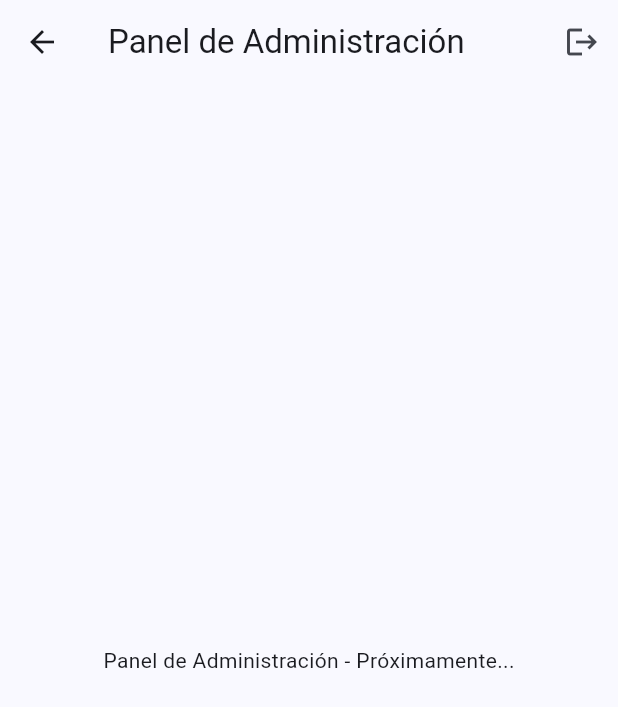
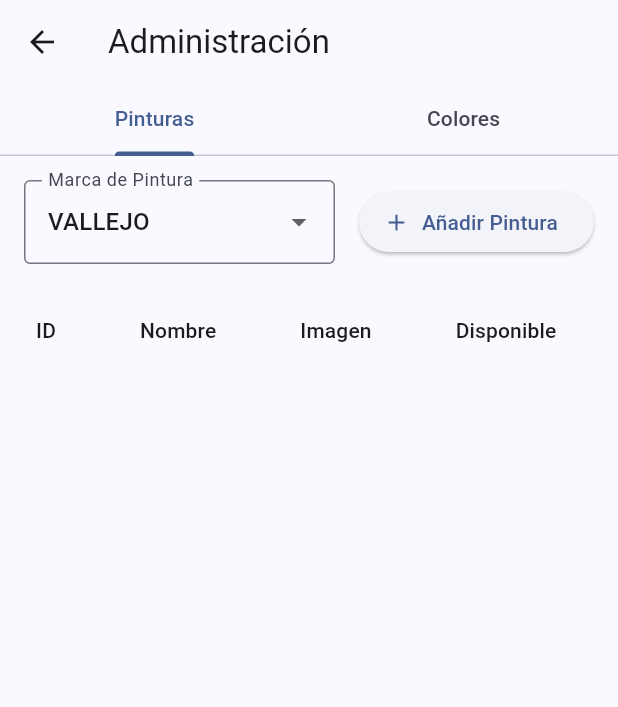
Before and after one commit to jruiznavarro/my_little_canva, a Flutter app: the AdminPage screen opened directly, on a phone screen of 412 x 824 dp. Shown: the top 707 px of the screen. Run offline on Flutter 3.47's test engine with Material 3 defaults, Android fonts, the phone set to English and light mode, and no system bars; our stand-ins replace cloud_firestore, dartz, equatable, firebase_auth, firebase_core, flutter_riverpod and 9 more; accounts and stored records are empty; generated files the repository leaves out were written again.

Commit message:
pestaña pinturas añadir pinturas lista pinturas

```diff
--- /dev/null
+++ b/lib/features/admin/presentation/pages/admin_page.dart
@@ -0,0 +1,50 @@
+import 'package:flutter/material.dart';
+import 'package:flutter_riverpod/flutter_riverpod.dart';
+import '../widgets/paintings_tab.dart';
+import '../widgets/colors_tab.dart';
+
+class AdminPage extends ConsumerStatefulWidget {
+  const AdminPage({super.key});
+
+  @override
+  ConsumerState<AdminPage> createState() => _AdminPageState();
+}
+
+class _AdminPageState extends ConsumerState<AdminPage> with SingleTickerProviderStateMixin {
+  late TabController _tabController;
+
+  @override
+  void initState() {
+    super.initState();
+    _tabController = TabController(length: 2, vsync: this);
+  }
+
+  @override
+  void dispose() {
+    _tabController.dispose();
+    super.dispose();
+  }
+
+  @override
+  Widget build(BuildContext context) {
+    return Scaffold(
+      appBar: AppBar(
+        title: const Text('Administración'),
+        bottom: TabBar(
+          controller: _tabController,
+          tabs: const [
+            Tab(text: 'Pinturas'),
+            Tab(text: 'Colores'),
+          ],
+        ),
+      ),
+      body: TabBarView(
+        controller: _tabController,
+        children: const [
+          PaintingsTab(),
+          ColorsTab(),
+        ],
+      ),
+    );
+  }
+}
--- /dev/null
+++ b/lib/features/admin/presentation/widgets/paintings_tab.dart
@@ -0,0 +1,68 @@
+import 'package:flutter/material.dart';
+import 'package:flutter_riverpod/flutter_riverpod.dart';
+import '../pages/add_painting_page.dart';
+import 'package:my_little_canva/features/admin/presentation/widgets/paintings_table.dart';
+
+class PaintingsTab extends StatefulWidget {
+  const PaintingsTab({super.key});
+
+  @override
+  State<PaintingsTab> createState() => _PaintingsTabState();
+}
+
+class _PaintingsTabState extends State<PaintingsTab> {
+  PaintBrand _selectedBrand = PaintBrand.vallejo;
+
+  @override
+  Widget build(BuildContext context) {
+    return Column(
+      children: [
+        Padding(
+          padding: const EdgeInsets.all(16.0),
+          child: Row(
+            children: [
+              Expanded(
+                child: DropdownButtonFormField<PaintBrand>(
+                  value: _selectedBrand,
+                  decoration: const InputDecoration(
+                    labelText: 'Marca de Pintura',
+                    border: OutlineInputBorder(),
+                  ),
+                  items: PaintBrand.values.map((brand) {
+                    return DropdownMenuItem(
+                      value: brand,
+                      child: Text(brand.name.toUpperCase()),
+                    );
+                  }).toList(),
+                  onChanged: (value) {
+                    setState(() {
+                      _selectedBrand = value!;
+                    });
+                  },
+                ),
+              ),
+              const SizedBox(width: 16),
+              ElevatedButton.icon(
+                onPressed: () {
+                  Navigator.push(
+                    context,
+                    MaterialPageRoute(
+                      builder: (context) => AddPaintingPage(
+                        initialBrand: _selectedBrand,
+                      ),
+                    ),
+                  );
+                },
+                icon: const Icon(Icons.add),
+                label: const Text('Añadir Pintura'),
+              ),
+            ],
+          ),
+        ),
+        Expanded(
+          child: PaintingsTable(selectedBrand: _selectedBrand),
+        ),
+      ],
+    );
+  }
+}
--- /dev/null
+++ b/lib/features/admin/presentation/widgets/paintings_table.dart
@@ -0,0 +1,100 @@
+import 'package:flutter/material.dart';
+import 'package:cloud_firestore/cloud_firestore.dart';
+import 'package:my_little_canva/features/admin/presentation/pages/add_painting_page.dart';
+
+class PaintingsTable extends StatelessWidget {
+  final PaintBrand selectedBrand;
+
+  const PaintingsTable({
+    super.key,
+    required this.selectedBrand,
+  });
+
+  @override
+  Widget build(BuildContext context) {
+    return StreamBuilder<QuerySnapshot>(
+      stream: FirebaseFirestore.instance
+          .collection('paintings')
+          .doc(selectedBrand.name)
+          .collection('items')
+          .orderBy('name')
+          .snapshots(),
+      builder: (context, snapshot) {
+        if (snapshot.hasError) {
+          return Center(
+            child: Text('Error: ${snapshot.error}'),
+          );
+        }
+
+        if (snapshot.connectionState == ConnectionState.waiting) {
+          return const Center(
+            child: CircularProgressIndicator(),
+          );
+        }
+
+        final paintings = snapshot.data?.docs ?? [];
+
+        return SingleChildScrollView(
+          scrollDirection: Axis.horizontal,
+          child: DataTable(
+            columns: const [
+              DataColumn(label: Text('ID')),
+              DataColumn(label: Text('Nombre')),
+              DataColumn(label: Text('Imagen')),
+              DataColumn(label: Text('Disponible')),
+              DataColumn(label: Text('Acciones')),
+            ],
+            rows: paintings.map((doc) {
+              final data = doc.data() as Map<String, dynamic>;
+              return DataRow(
+                cells: [
+                  DataCell(Text(data['id'] ?? '')),
+                  DataCell(Text(data['name'] ?? '')),
+                  DataCell(
+                    data['imageData'] != null
+                        ? Image.network(
+                            data['imageData'],
+                            width: 50,
+                            height: 50,
+                            fit: BoxFit.cover,
+                          )
+                        : const Icon(Icons.image_not_supported),
+                  ),
+                  DataCell(
+                    Icon(
+                      data['isAvailable'] == true
+                          ? Icons.check_circle
+                          : Icons.cancel,
+                      color: data['isAvailable'] == true
+                          ? Colors.green
+                          : Colors.red,
+                    ),
+                  ),
+                  DataCell(
+                    Row(
+                      mainAxisSize: MainAxisSize.min,
+                      children: [
+                        IconButton(
+                          icon: const Icon(Icons.edit),
+                          onPressed: () {
+                            // TODO: Implementar edición
+                          },
+                        ),
+                        IconButton(
+                          icon: const Icon(Icons.delete),
+                          onPressed: () {
+                            // TODO: Implementar eliminación
+                          },
+                        ),
+                      ],
+                    ),
+                  ),
+                ],
+              );
+            }).toList(),
+          ),
+        );
+      },
+    );
+  }
+}
--- a/lib/features/auth/data/repositories/auth_repository_impl.dart
+++ b/lib/features/auth/data/repositories/auth_repository_impl.dart
@@ -1,12 +1,8 @@
-import 'package:dartz/dartz.dart';
 import 'package:firebase_auth/firebase_auth.dart' as firebase_auth;
 import 'package:google_sign_in/google_sign_in.dart';
 import 'package:flutter_riverpod/flutter_riverpod.dart';
-import 'package:flutter/foundation.dart' show kIsWeb;
-import '../../domain/entities/user.dart';
 import '../../domain/failures/auth_failure.dart';
 import '../../domain/repositories/auth_repository.dart';
-import '../models/user_model.dart';
 import '../services/auth_service.dart';
 import 'package:flutter/material.dart';
 
--- a/lib/features/auth/domain/repositories/auth_repository.dart
+++ b/lib/features/auth/domain/repositories/auth_repository.dart
@@ -1,7 +1,4 @@
-import 'package:dartz/dartz.dart';
 import 'package:firebase_auth/firebase_auth.dart' as firebase_auth;
-import 'package:my_little_canva/features/auth/domain/entities/user.dart' as app_user;
-import '../failures/auth_failure.dart';
 
 abstract class AuthRepository {
   Stream<firebase_auth.User?> get authStateChanges;
--- a/lib/features/auth/presentation/controllers/navigation_controller.dart
+++ b/lib/features/auth/presentation/controllers/navigation_controller.dart
@@ -1,4 +1,3 @@
-import 'package:flutter_riverpod/flutter_riverpod.dart';
 import 'package:riverpod_annotation/riverpod_annotation.dart';
 
 part 'navigation_controller.g.dart';
--- a/lib/features/auth/presentation/pages/admin_page.dart
+++ /dev/null
@@ -1,28 +0,0 @@
-import 'package:flutter/material.dart';
-import 'package:flutter_riverpod/flutter_riverpod.dart';
-import 'package:my_little_canva/features/auth/presentation/controllers/auth_controller.dart';
-import 'package:my_little_canva/features/auth/domain/entities/user_role.dart';
-
-class AdminPage extends ConsumerWidget {
-  const AdminPage({super.key});
-
-  @override
-  Widget build(BuildContext context, WidgetRef ref) {
-    return Scaffold(
-      appBar: AppBar(
-        title: const Text('Panel de Administración'),
-        actions: [
-          IconButton(
-            icon: const Icon(Icons.logout),
-            onPressed: () {
-              ref.read(authControllerProvider.notifier).signOut();
-            },
-          ),
-        ],
-      ),
-      body: const Center(
-        child: Text('Panel de Administración - Próximamente...'),
-      ),
-    );
-  }
-}
--- a/lib/features/auth/presentation/pages/home_page.dart
+++ b/lib/features/auth/presentation/pages/home_page.dart
@@ -1,7 +1,7 @@
 import 'package:flutter/material.dart';
 import 'package:flutter_riverpod/flutter_riverpod.dart';
 import 'package:my_little_canva/features/auth/presentation/controllers/auth_controller.dart';
-import 'package:my_little_canva/features/auth/presentation/pages/admin_page.dart';
+import 'package:my_little_canva/features/admin/presentation/pages/admin_page.dart';
 import 'package:my_little_canva/features/auth/domain/entities/user_role.dart';
 import 'package:my_little_canva/features/auth/presentation/pages/inventory_page.dart';
 import 'package:my_little_canva/features/auth/presentation/pages/learn_to_paint_page.dart';
--- a/pubspec.yaml
+++ b/pubspec.yaml
@@ -65,7 +65,7 @@ dependencies:
   intl: ^0.19.0
   path_provider: ^2.1.2
   url_launcher: ^6.2.5
-  image_picker: ^1.0.7
+  image_picker: ^1.0.5
   cached_network_image: ^3.3.1
   equatable: ^2.0.5
   google_fonts: ^6.1.0
@@ -74,8 +74,11 @@ dependencies:
   google_sign_in: ^6.1.6
   firebase_auth: ^4.15.3
   firebase_core: ^2.24.2
+  firebase_storage: ^11.5.6
   cloud_functions: ^4.5.8
   cloud_firestore: ^4.15.4
+  firebase_database: ^10.3.8
+  http: ^1.1.2
 
 dev_dependencies:
   flutter_test:
```
Also changed, not shown: cors.json (added, +8 -0 lines), lib/features/admin/presentation/pages/add_painting_page.dart (added, +340 -0 lines), lib/features/admin/presentation/widgets/colors_tab.dart (added, +82 -0 lines), lib/main.dart (+17 -3 lines).
